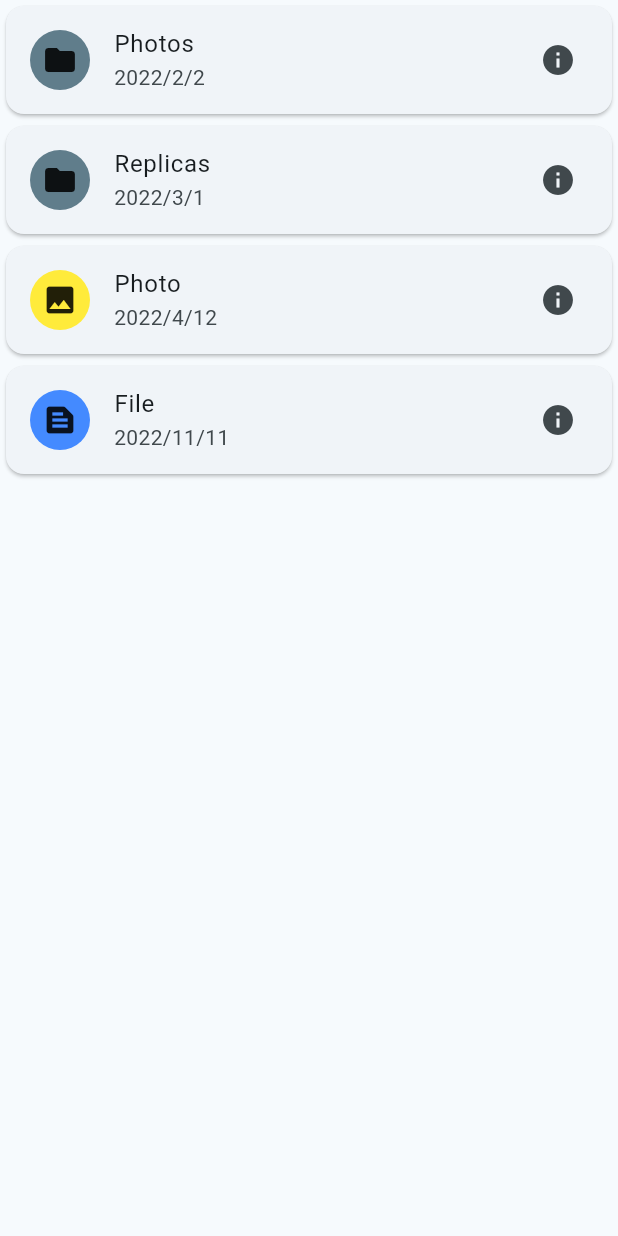
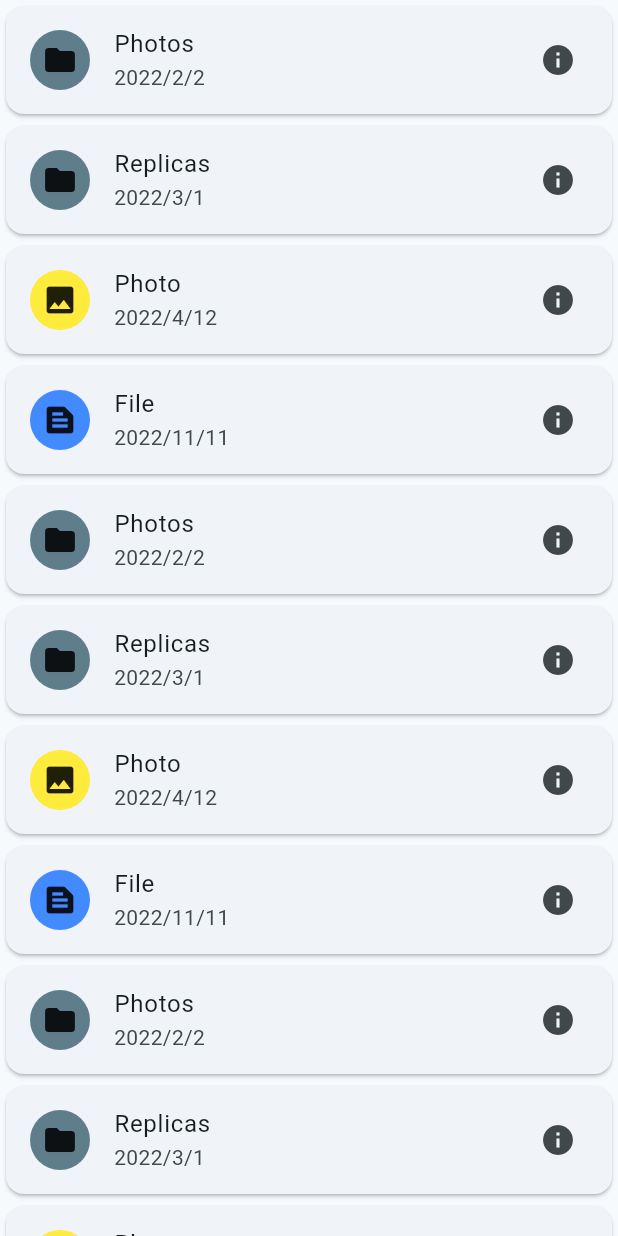
Before and after one commit to ash-valley/flutter_12uiux, a Flutter app: the _OffsetAndDelayBody widget shown alone on an empty page, opened directly, on a phone screen of 412 x 824 dp. Run offline on Flutter 3.47's test engine with Material 2 defaults, Android fonts, the phone set to English and light mode, and no system bars; our stand-ins replace go_router.

Commit message:
fix(offset&delay): データを増やした　スクロールバックに備えてoffset軸を変更

```diff
--- a/lib/page/offset_and_delay.dart
+++ b/lib/page/offset_and_delay.dart
@@ -104,12 +104,12 @@ class _OffsetAndDelayBody extends StatelessWidget {
       builder: (context, loading) => loading
           ? const CircularProgressIndicator()
           : ListView.builder(
-              itemCount: _contents.length,
+              itemCount: 400,
               itemBuilder: ((context, index) {
                 return _AnimationItem(
                   index: index,
                   child: _ListItem(
-                    data: _contents[index],
+                    data: _contents[index % 4],
                   ),
                 );
               }),
@@ -233,7 +233,7 @@ class __AnimationItemState extends State<_AnimationItem>
           opacity: animation,
           child: SlideTransition(
             position: Tween<Offset>(
-              begin: Offset(0, 1 + widget.index * 0.5),
+              begin: Offset(1 + widget.index * 0.1, 0),
               end: Offset.zero,
             ).animate(animation),
             child: child,
```
